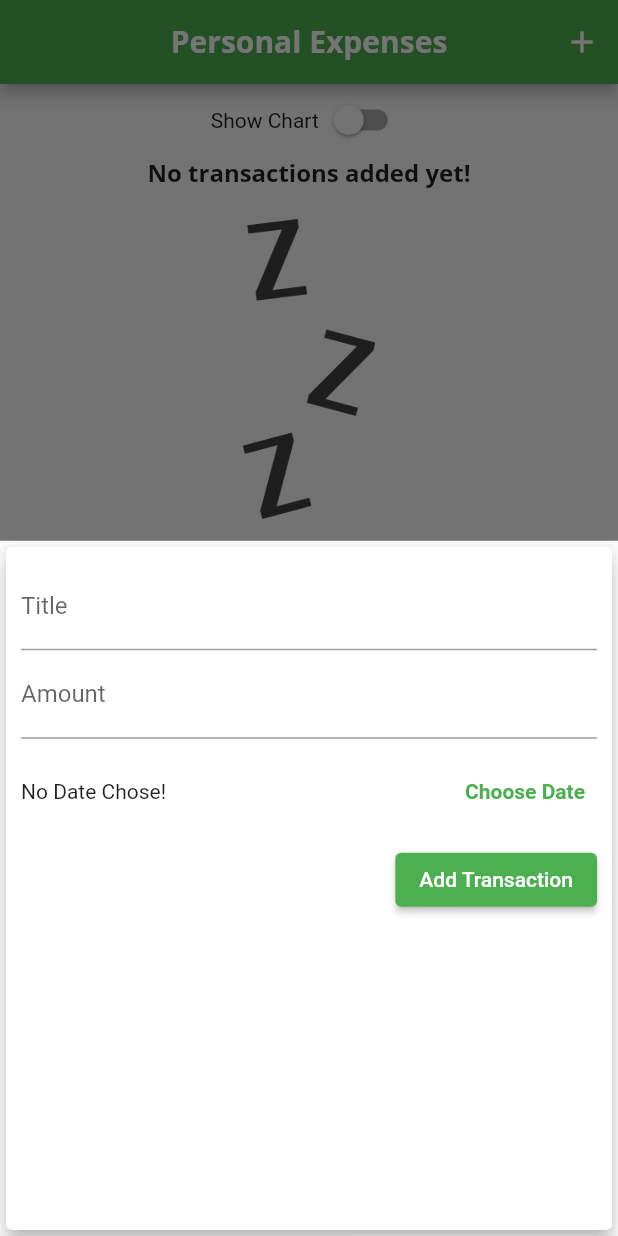
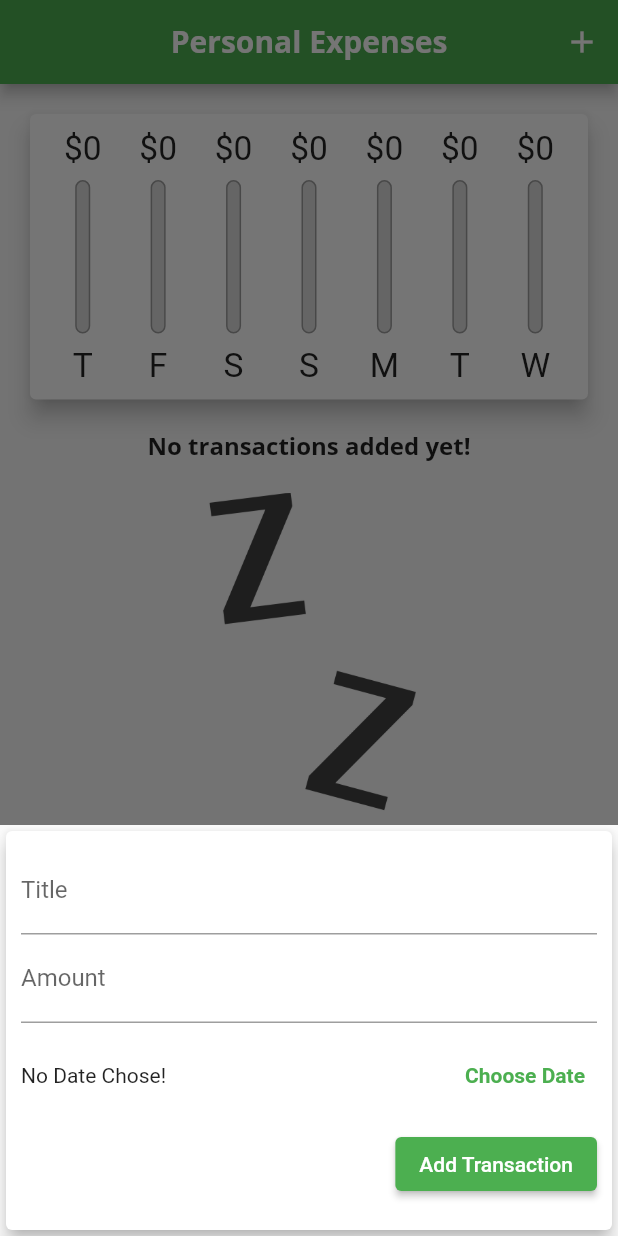
Before and after one commit to AlvaroBishop/personal_expenses_app_Flutter, a Flutter app: the screen it shows after launch, after a tap on the "add" icon, on a phone screen of 412 x 824 dp. Run offline on Flutter 3.47's test engine with Material 2 defaults, Android fonts, the phone set to English and light mode, and no system bars; Roboto replaces fonts that are missing (Open Sans).

Commit message:
add landscape support

```diff
--- a/lib/main.dart
+++ b/lib/main.dart
@@ -94,6 +94,9 @@ class _MyHomePageState extends State<MyHomePage> {
 
   @override
   Widget build(BuildContext context) {
+    final mediaQuery = MediaQuery.of(context);
+    final isLandscape = mediaQuery.orientation == Orientation.landscape;
+
     final appBar = AppBar(
           title: const Text(
             'Personal Expenses',
@@ -107,12 +110,24 @@ class _MyHomePageState extends State<MyHomePage> {
             ),
           ],
         );
+
+    final txListWidget = Container(
+              height: (mediaQuery.size.height -
+                      appBar.preferredSize.height -
+                      mediaQuery.padding.top) *
+                  0.7,
+              child: TransactionList(
+                transactions: _userTransactions,
+                deleteTransaction: _deleteTransaction,
+              ),
+            );
+
     return Scaffold(
         appBar: appBar,
         body: Column(
           crossAxisAlignment: CrossAxisAlignment.stretch,
           children: <Widget>[
-            Row(
+            if(isLandscape) Row(
               mainAxisAlignment: MainAxisAlignment.center,
               children: [
                 Text('Show Chart'),
@@ -123,23 +138,21 @@ class _MyHomePageState extends State<MyHomePage> {
                 },)
               ],
             ),
-            _showChart
+            if(!isLandscape) Container(
+              height: (mediaQuery.size.height -
+                      appBar.preferredSize.height -
+                      mediaQuery.padding.top) *
+                  0.3,
+                  child: Chart(recentTransactions: _recentTransactions)),
+            if(!isLandscape) txListWidget,
+            if( isLandscape ) _showChart
             ? Container(
-              height: (MediaQuery.of(context).size.height -
+              height: (mediaQuery.size.height -
                       appBar.preferredSize.height -
-                      MediaQuery.of(context).padding.top) *
+                      mediaQuery.padding.top) *
                   0.7,
                   child: Chart(recentTransactions: _recentTransactions))
-            : Container(
-              height: (MediaQuery.of(context).size.height -
-                      appBar.preferredSize.height -
-                      MediaQuery.of(context).padding.top) *
-                  0.7,
-              child: TransactionList(
-                transactions: _userTransactions,
-                deleteTransaction: _deleteTransaction,
-              ),
-            ),
+            : txListWidget
           ],
         ),
         floatingActionButtonLocation: FloatingActionButtonLocation.centerFloat,
--- a/lib/widgets/new_transaction.dart
+++ b/lib/widgets/new_transaction.dart
@@ -49,11 +49,17 @@ class _NewTransactionState extends State<NewTransaction> {
 
   @override
   Widget build(BuildContext context) {
-    return Card(
+    return SingleChildScrollView(
+      child: Card(
         elevation: 5,
         child: Container(
           margin: const EdgeInsets.only(bottom: 10),
-        padding: const EdgeInsets.all(10),
+          padding: EdgeInsets.only(
+            top: 10,
+            left: 10,
+            right: 10,
+            bottom: MediaQuery.of(context).viewInsets.bottom + 10,
+          ),
           child: Column(
             crossAxisAlignment: CrossAxisAlignment.end,
             children: [
@@ -98,6 +104,7 @@ class _NewTransactionState extends State<NewTransaction> {
             ],
           ),
         ),
+      ),
     );
   }
 }
--- a/lib/widgets/transactions_list.dart
+++ b/lib/widgets/transactions_list.dart
@@ -14,7 +14,8 @@ class TransactionList extends StatelessWidget {
     return Container(
       height: 300,
       child: transactions.isEmpty
-          ? Column(
+          ? LayoutBuilder(builder: (ctx, constraints) {
+            return Column(
               children: <Widget>[
                 Text(
                   'No transactions added yet!',
@@ -24,14 +25,15 @@ class TransactionList extends StatelessWidget {
                   height: 20,
                 ),
                 Container(
-                  height: 200,
+                  height: constraints.maxHeight * 0.6,
                   child: Image.asset(
                     'assets/images/waiting.png',
                     fit: BoxFit.cover,
                   ),
                 )
               ],
-            )
+            );
+          })
           : ListView.builder(
               itemBuilder: (context, index) {
                 return Card(
@@ -66,12 +68,16 @@ class TransactionList extends StatelessWidget {
                         color: Colors.grey,
                       ),
                     ),
-                    trailing: IconButton(
+                    trailing: MediaQuery.of(context).size.width > 360
+                    ? TextButton.icon(
+                      onPressed: () => deleteTransaction(transactions[index].id),
+                      icon: Icon(Icons.delete),
+                      label: Text('Delete'),
+                      style: TextButton.styleFrom(foregroundColor: Theme.of(context).errorColor),)
+                    : IconButton(
                       icon: Icon(Icons.delete),
                       color: Theme.of(context).errorColor,
-                      onPressed: () {
-                        deleteTransaction(transactions[index].id);
-                      },
+                      onPressed: () => deleteTransaction(transactions[index].id),
                     ),
                   ),
                 );
```
Lines whose indentation alone changed are shown as unchanged.
